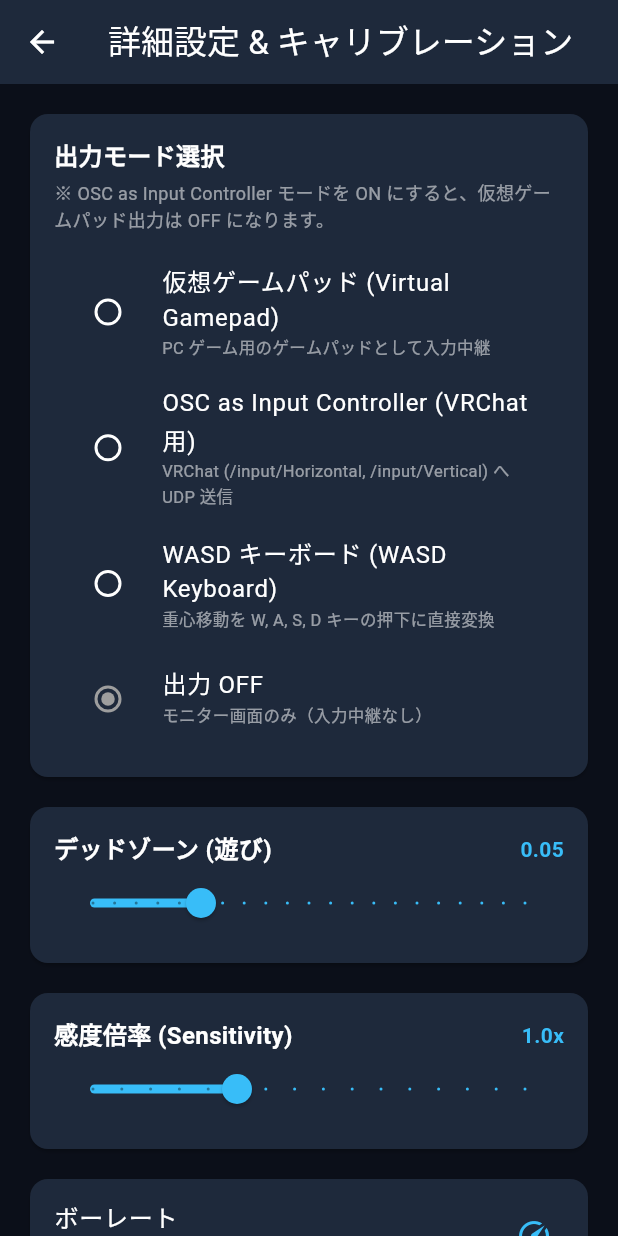
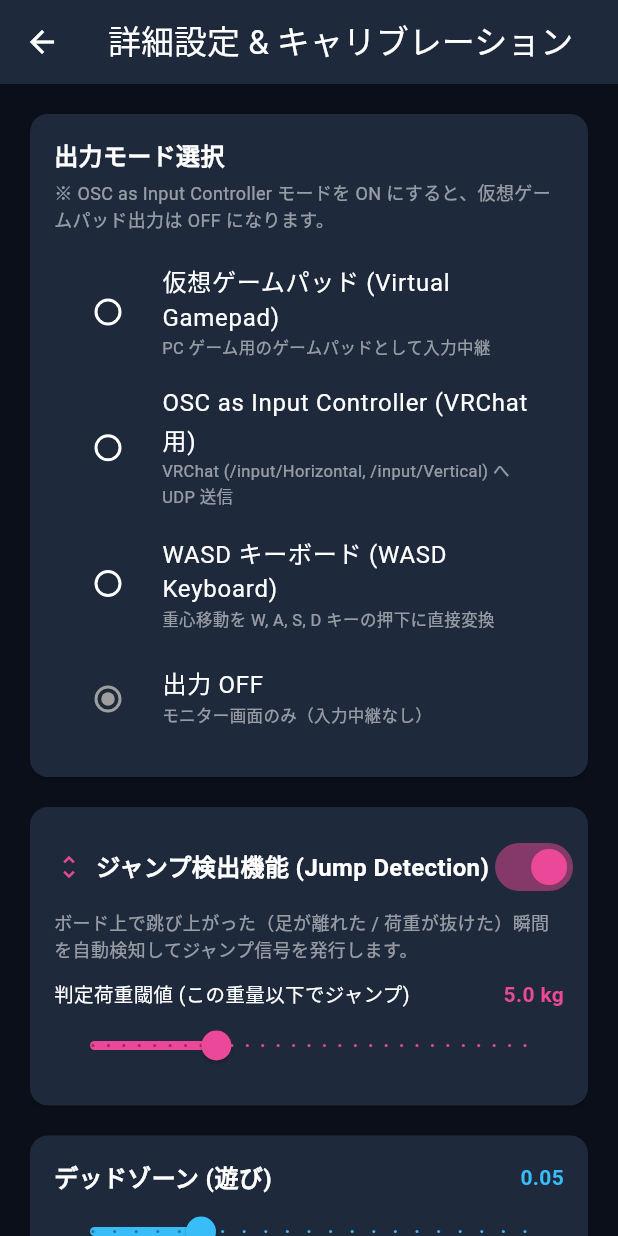
Before and after one commit to tfuru/BalanceBoard-Gamepad, a Flutter app: the SettingsView screen opened directly, after a tap on "OSC as Input Controller (VRChat用)", after a tap on "WASD キーボード (WASD Keyboard)", after a tap on "出力 OFF", on a phone screen of 412 x 824 dp. Run offline on Flutter 3.47's test engine with Material 3 defaults, Android fonts, the phone set to English and light mode, and no system bars; missing offline and left inert: dart:ffi, flutter_libserialport.

Commit message:
feat: バランスボードの荷重変化によるジャンプ検出機能 (Spaceキー / OSC /Aボタン) の実装

```diff
--- a/App/lib/models/app_config.dart
+++ b/App/lib/models/app_config.dart
@@ -39,6 +39,11 @@ class AppConfig {
   bool invertWasdX;
   bool invertWasdY;
 
+  // ジャンプ検出設定
+  bool enableJump;
+  double jumpThresholdKg;
+  int jumpHoldMs;
+
   AppConfig({
     this.selectedPort = '',
     this.baudRate = 115200,
@@ -53,5 +58,8 @@ class AppConfig {
     this.wasdThreshold = 0.15,
     this.invertWasdX = false,
     this.invertWasdY = false,
+    this.enableJump = true,
+    this.jumpThresholdKg = 5.0,
+    this.jumpHoldMs = 150,
   });
 }
--- /dev/null
+++ b/App/lib/services/jump_detector.dart
@@ -0,0 +1,64 @@
+import 'dart:async';
+import 'package:flutter/foundation.dart';
+
+/// Wii Balance Board の荷重推移を監視し、ジャンプ動作を検知するクラス
+class JumpDetector {
+  bool _isJumping = false;
+  bool _wasOnBoard = false;
+  DateTime _lastJumpTime = DateTime.fromMillisecondsSinceEpoch(0);
+  Timer? _holdTimer;
+
+  /// 現在ジャンプ出力中かどうか
+  bool get isJumping => _isJumping;
+
+  /// 毎フレームの合計重量 (weightKg) からジャンプの発生を判定
+  /// ジャンプが新たに検出された場合に true を返す
+  bool processWeight(
+    double weightKg, {
+    required double thresholdKg,
+    required bool enabled,
+    required int holdMs,
+    int cooldownMs = 400,
+  }) {
+    if (!enabled) {
+      _isJumping = false;
+      return false;
+    }
+
+    final now = DateTime.now();
+
+    // ボードに乗っている（十分な体重が掛かっている）かの判定 (閾値の2倍以上)
+    bool currentlyOnBoard = weightKg > (thresholdKg * 2.0).clamp(8.0, 30.0);
+
+    bool newlyTriggered = false;
+
+    // 「乗っていた状態」から「足が離れた（重量が閾値以下）」かつ「クールダウン経過後」
+    if (_wasOnBoard && weightKg <= thresholdKg) {
+      if (now.difference(_lastJumpTime).inMilliseconds >= cooldownMs) {
+        _isJumping = true;
+        _lastJumpTime = now;
+        newlyTriggered = true;
+        debugPrint('[JumpDetector] 🦘 JUMP DETECTED! (Weight: ${weightKg.toStringAsFixed(1)} kg <= Threshold: ${thresholdKg} kg)');
+
+        // 一定時間 (holdMs) 後に自動リリース
+        _holdTimer?.cancel();
+        _holdTimer = Timer(Duration(milliseconds: holdMs), () {
+          _isJumping = false;
+        });
+      }
+    }
+
+    _wasOnBoard = currentlyOnBoard;
+    return newlyTriggered;
+  }
+
+  void reset() {
+    _isJumping = false;
+    _wasOnBoard = false;
+    _holdTimer?.cancel();
+  }
+
+  void dispose() {
+    reset();
+  }
+}
--- a/App/lib/views/components/output_status_card.dart
+++ b/App/lib/views/components/output_status_card.dart
@@ -97,6 +97,7 @@ class OutputStatusCard extends StatelessWidget {
   /// WASD キーボード押下モニター
   Widget _buildWasdMonitor(GamepadProvider provider) {
     final kb = provider.keyboardService;
+    final isJumping = provider.isJumping;
     return Column(
       children: [
         Row(
@@ -118,12 +119,47 @@ class OutputStatusCard extends StatelessWidget {
             _buildKeyTile('D', kb.isDPressed),
           ],
         ),
+        const SizedBox(height: 6),
+        _buildSpaceKeyTile(isJumping),
         const SizedBox(height: 8),
         Text(
-          _getActiveKeyText(kb),
+          _getActiveKeyText(kb, isJumping),
           style: const TextStyle(color: Color(0xFFF59E0B), fontSize: 11, fontWeight: FontWeight.bold),
         ),
       ],
+    );
+  }
+
+  Widget _buildSpaceKeyTile(bool isPressed) {
+    return Container(
+      width: 130,
+      height: 28,
+      alignment: Alignment.center,
+      decoration: BoxDecoration(
+        color: isPressed ? const Color(0xFFEC4899) : const Color(0xFF0F172A),
+        borderRadius: BorderRadius.circular(6),
+        border: Border.all(
+          color: isPressed ? const Color(0xFFF472B6) : Colors.white24,
+          width: isPressed ? 2 : 1,
+        ),
+        boxShadow: isPressed
+            ? [
+                BoxShadow(
+                  color: const Color(0xFFEC4899).withAlpha(128),
+                  blurRadius: 8,
+                  spreadRadius: 1,
+                )
+              ]
+            : [],
+      ),
+      child: Text(
+        'Space (Jump)',
+        style: TextStyle(
+          color: isPressed ? Colors.white : Colors.white60,
+          fontWeight: FontWeight.bold,
+          fontSize: 12,
+        ),
+      ),
     );
   }
 
@@ -160,12 +196,13 @@ class OutputStatusCard extends StatelessWidget {
     );
   }
 
-  String _getActiveKeyText(dynamic kb) {
+  String _getActiveKeyText(dynamic kb, bool isJumping) {
     final activeKeys = <String>[];
     if (kb.isWPressed) activeKeys.add('W (前進)');
     if (kb.isAPressed) activeKeys.add('A (左傾)');
     if (kb.isSPressed) activeKeys.add('S (後退)');
     if (kb.isDPressed) activeKeys.add('D (右傾)');
+    if (isJumping) activeKeys.add('Space (🦘ジャンプ)');
 
     if (activeKeys.isEmpty) return 'キー押下なし (ニュートラル)';
     return '押下中: ${activeKeys.join(" + ")}';
@@ -175,6 +212,7 @@ class OutputStatusCard extends StatelessWidget {
   Widget _buildOscMonitor(GamepadProvider provider) {
     final oscX = provider.activeOscX;
     final oscY = provider.activeOscY;
+    final isJumping = provider.isJumping;
 
     return Column(
       crossAxisAlignment: CrossAxisAlignment.start,
@@ -187,6 +225,30 @@ class OutputStatusCard extends StatelessWidget {
         _buildValueBar('/input/Horizontal (左右)', oscX, const Color(0xFF10B981)),
         const SizedBox(height: 6),
         _buildValueBar('/input/Vertical (前後)', oscY, const Color(0xFF10B981)),
+        const SizedBox(height: 6),
+        Row(
+          children: [
+            const SizedBox(
+              width: 140,
+              child: Text('/input/Jump', style: TextStyle(color: Colors.white70, fontSize: 11)),
+            ),
+            Container(
+              padding: const EdgeInsets.symmetric(horizontal: 8, vertical: 2),
+              decoration: BoxDecoration(
+                color: isJumping ? const Color(0xFFEC4899) : Colors.white10,
+                borderRadius: BorderRadius.circular(4),
+              ),
+              child: Text(
+                isJumping ? '1 (🦘 JUMP)' : '0 (OFF)',
+                style: TextStyle(
+                  color: isJumping ? Colors.white : Colors.white54,
+                  fontSize: 11,
+                  fontWeight: FontWeight.bold,
+                ),
+              ),
+            ),
+          ],
+        ),
       ],
     );
   }
@@ -195,6 +257,7 @@ class OutputStatusCard extends StatelessWidget {
   Widget _buildGamepadMonitor(GamepadProvider provider) {
     final gpX = provider.activeGamepadX;
     final gpY = provider.activeGamepadY;
+    final isJumping = provider.isJumping;
 
     return Column(
       crossAxisAlignment: CrossAxisAlignment.start,
@@ -207,9 +270,34 @@ class OutputStatusCard extends StatelessWidget {
         _buildValueBar('L-Stick X 軸', gpX, const Color(0xFF38BDF8)),
         const SizedBox(height: 6),
         _buildValueBar('L-Stick Y 軸', gpY, const Color(0xFF38BDF8)),
+        const SizedBox(height: 6),
+        Row(
+          children: [
+            const SizedBox(
+              width: 140,
+              child: Text('A ボタン (Jump)', style: TextStyle(color: Colors.white70, fontSize: 11)),
+            ),
+            Container(
+              padding: const EdgeInsets.symmetric(horizontal: 8, vertical: 2),
+              decoration: BoxDecoration(
+                color: isJumping ? const Color(0xFFEC4899) : Colors.white10,
+                borderRadius: BorderRadius.circular(4),
+              ),
+              child: Text(
+                isJumping ? 'PRESSED' : 'RELEASED',
+                style: TextStyle(
+                  color: isJumping ? Colors.white : Colors.white54,
+                  fontSize: 11,
+                  fontWeight: FontWeight.bold,
+                ),
+              ),
+            ),
+          ],
+        ),
       ],
     );
   }
+
 
   Widget _buildValueBar(String label, double value, Color activeColor) {
     return Row(
--- a/App/lib/views/settings_view.dart
+++ b/App/lib/views/settings_view.dart
@@ -262,7 +262,70 @@ class _SettingsViewState extends State<SettingsView> {
             const SizedBox(height: 12),
           ],
 
-          // デッドゾーン設定 Card
+          // ジャンプ検出設定 Card
+          Card(
+            color: const Color(0xFF1E293B),
+            shape: RoundedRectangleBorder(borderRadius: BorderRadius.circular(12)),
+            child: Padding(
+              padding: const EdgeInsets.all(16),
+              child: Column(
+                crossAxisAlignment: CrossAxisAlignment.start,
+                children: [
+                  Row(
+                    mainAxisAlignment: MainAxisAlignment.spaceBetween,
+                    children: [
+                      const Row(
+                        children: [
+                          Icon(Icons.unfold_more, color: Color(0xFFEC4899), size: 20),
+                          SizedBox(width: 8),
+                          Text(
+                            'ジャンプ検出機能 (Jump Detection)',
+                            style: TextStyle(color: Colors.white, fontSize: 16, fontWeight: FontWeight.bold),
+                          ),
+                        ],
+                      ),
+                      Switch(
+                        value: provider.config.enableJump,
+                        activeColor: const Color(0xFFEC4899),
+                        onChanged: (val) => provider.setEnableJump(val),
+                      ),
+                    ],
+                  ),
+                  const SizedBox(height: 4),
+                  const Text(
+                    'ボード上で跳び上がった（足が離れた / 荷重が抜けた）瞬間を自動検知してジャンプ信号を発行します。',
+                    style: TextStyle(color: Colors.white54, fontSize: 12),
+                  ),
+                  if (provider.config.enableJump) ...[
+                    const SizedBox(height: 12),
+                    Row(
+                      mainAxisAlignment: MainAxisAlignment.spaceBetween,
+                      children: [
+                        const Text(
+                          '判定荷重閾値 (この重量以下でジャンプ)',
+                          style: TextStyle(color: Colors.white, fontSize: 13),
+                        ),
+                        Text(
+                          '${provider.config.jumpThresholdKg.toStringAsFixed(1)} kg',
+                          style: const TextStyle(color: Color(0xFFEC4899), fontWeight: FontWeight.bold),
+                        ),
+                      ],
+                    ),
+                    Slider(
+                      value: provider.config.jumpThresholdKg,
+                      min: 1.0,
+                      max: 15.0,
+                      divisions: 28,
+                      activeColor: const Color(0xFFEC4899),
+                      onChanged: (val) => provider.setJumpThresholdKg(val),
+                    ),
+                  ],
+                ],
+              ),
+            ),
+          ),
+          const SizedBox(height: 12),
+
           Card(
             color: const Color(0xFF1E293B),
             shape: RoundedRectangleBorder(borderRadius: BorderRadius.circular(12)),
```
Also changed, not shown: App/lib/providers/gamepad_provider.dart (+55 -2 lines), App/lib/services/keyboard_service.dart (+35 -0 lines), App/lib/services/osc_service.dart (+46 -0 lines), 2 other files.
